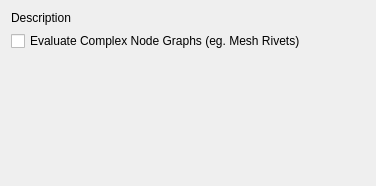
david-cattermole/mayaMatchMoveSolver, file python/mmSolver/tools/solver/widget/solver_basic_widget.ui: the form before one commit.
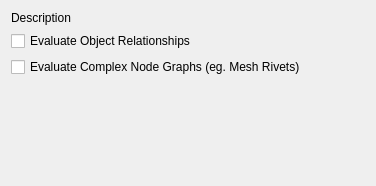
The form after the commit.

Commit message:
Add "Evaluate Object Relationships" check-box.
Allow the user to turn on/off the Marker/Attribute "used hints".

The default is now to turn this feature off by default.

Issue #187

Diff of the .ui file:
```diff
--- a/python/mmSolver/tools/solver/widget/solver_basic_widget.ui
+++ b/python/mmSolver/tools/solver/widget/solver_basic_widget.ui
@@ -28,10 +28,14 @@
     <layout class="QHBoxLayout" name="frameRange_layout"/>
    </item>
    <item>
-    <layout class="QVBoxLayout" name="options_layout" stretch="0">
-     <property name="spacing">
-      <number>0</number>
-     </property>
+    <layout class="QVBoxLayout" name="options_layout">
+     <item>
+      <widget class="QCheckBox" name="evalObjectRelationships_checkBox">
+       <property name="text">
+        <string>Evaluate Object Relationships</string>
+       </property>
+      </widget>
+     </item>
      <item>
       <widget class="QCheckBox" name="evalComplexGraphs_checkBox">
        <property name="text">
```
The commit also changes 12 other files.
